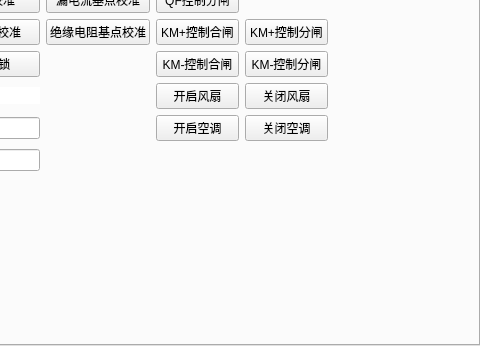
Shogpe/bmsTool, file widget.ui: the form before one commit; both pictures show x 432 to 912 and y 114 to 460 of the 912 by 460 pixel window.
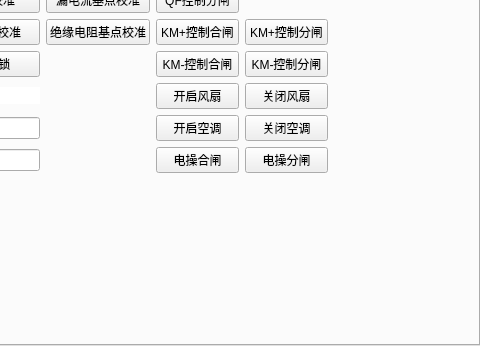
The form after the commit. Custom widgets are drawn as their Qt base class.

Patch:
```diff
--- a/widget.ui
+++ b/widget.ui
@@ -6070,6 +6070,32 @@
          </property>
         </widget>
        </item>
+       <item row="7" column="5">
+        <widget class="QPushButton" name="btnResON">
+         <property name="sizePolicy">
+          <sizepolicy hsizetype="Preferred" vsizetype="Fixed">
+           <horstretch>0</horstretch>
+           <verstretch>0</verstretch>
+          </sizepolicy>
+         </property>
+         <property name="text">
+          <string>电操合闸</string>
+         </property>
+        </widget>
+       </item>
+       <item row="7" column="6">
+        <widget class="QPushButton" name="btnResOFF">
+         <property name="sizePolicy">
+          <sizepolicy hsizetype="Preferred" vsizetype="Fixed">
+           <horstretch>0</horstretch>
+           <verstretch>0</verstretch>
+          </sizepolicy>
+         </property>
+         <property name="text">
+          <string>电操分闸</string>
+         </property>
+        </widget>
+       </item>
       </layout>
      </widget>
      <widget class="QWidget" name="tab">
```
Left out of the diff: 24 changed lines with no effect on the pictures.
